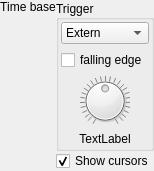
First picture: the form in sources/maindockwidget.ui, repository ymahinc/Oscillo2019, before the edit.
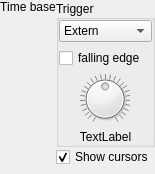
Second picture: the form after the edit. Custom widgets are drawn as their Qt base class.

What changed in the file:
```diff
--- a/sources/maindockwidget.ui
+++ b/sources/maindockwidget.ui
@@ -6,8 +6,8 @@
    <rect>
     <x>0</x>
     <y>0</y>
-    <width>154</width>
-    <height>150</height>
+    <width>152</width>
+    <height>174</height>
    </rect>
   </property>
   <property name="sizePolicy">
@@ -20,6 +20,9 @@
    <string>Form</string>
   </property>
   <layout class="QVBoxLayout" name="verticalLayout_6">
+   <property name="spacing">
+    <number>0</number>
+   </property>
    <property name="leftMargin">
     <number>0</number>
    </property>
@@ -34,16 +37,10 @@
    </property>
    <item>
     <layout class="QVBoxLayout" name="verticalLayout_5">
-     <property name="spacing">
-      <number>0</number>
-     </property>
-     <property name="sizeConstraint">
-      <enum>QLayout::SetMinimumSize</enum>
-     </property>
      <item>
-      <layout class="QHBoxLayout" name="horizontalLayout">
-       <property name="sizeConstraint">
-        <enum>QLayout::SetMinimumSize</enum>
+      <layout class="QHBoxLayout" name="horizontalLayout_3">
+       <property name="spacing">
+        <number>0</number>
        </property>
        <item>
         <layout class="QVBoxLayout" name="verticalLayout_2">
@@ -99,16 +96,16 @@
            </property>
            <layout class="QVBoxLayout" name="verticalLayout_3">
             <property name="leftMargin">
-             <number>2</number>
+             <number>0</number>
             </property>
             <property name="topMargin">
-             <number>2</number>
+             <number>0</number>
             </property>
             <property name="rightMargin">
-             <number>2</number>
+             <number>0</number>
             </property>
             <property name="bottomMargin">
-             <number>2</number>
+             <number>0</number>
             </property>
             <item>
              <layout class="QVBoxLayout" name="verticalLayout">
@@ -145,11 +142,31 @@
                </widget>
               </item>
               <item>
-               <widget class="QCheckBox" name="triggerModeCheckBox">
-                <property name="text">
-                 <string>falling edge</string>
-                </property>
-               </widget>
+               <layout class="QHBoxLayout" name="horizontalLayout">
+                <item>
+                 <widget class="QCheckBox" name="triggerModeCheckBox">
+                  <property name="text">
+                   <string>falling edge</string>
+                  </property>
+                 </widget>
+                </item>
+                <item>
+                 <widget class="Led" name="led" native="true"/>
+                </item>
+                <item>
+                 <spacer name="horizontalSpacer_3">
+                  <property name="orientation">
+                   <enum>Qt::Horizontal</enum>
+                  </property>
+                  <property name="sizeHint" stdset="0">
+                   <size>
+                    <width>0</width>
+                    <height>0</height>
+                   </size>
+                  </property>
+                 </spacer>
+                </item>
+               </layout>
               </item>
               <item>
                <layout class="QHBoxLayout" name="horizontalLayout_2">
@@ -285,6 +302,12 @@
    <extends>QDial</extends>
    <header>mydial.h</header>
   </customwidget>
+  <customwidget>
+   <class>Led</class>
+   <extends>QWidget</extends>
+   <header>led.h</header>
+   <container>1</container>
+  </customwidget>
  </customwidgets>
  <resources/>
  <connections/>
```
